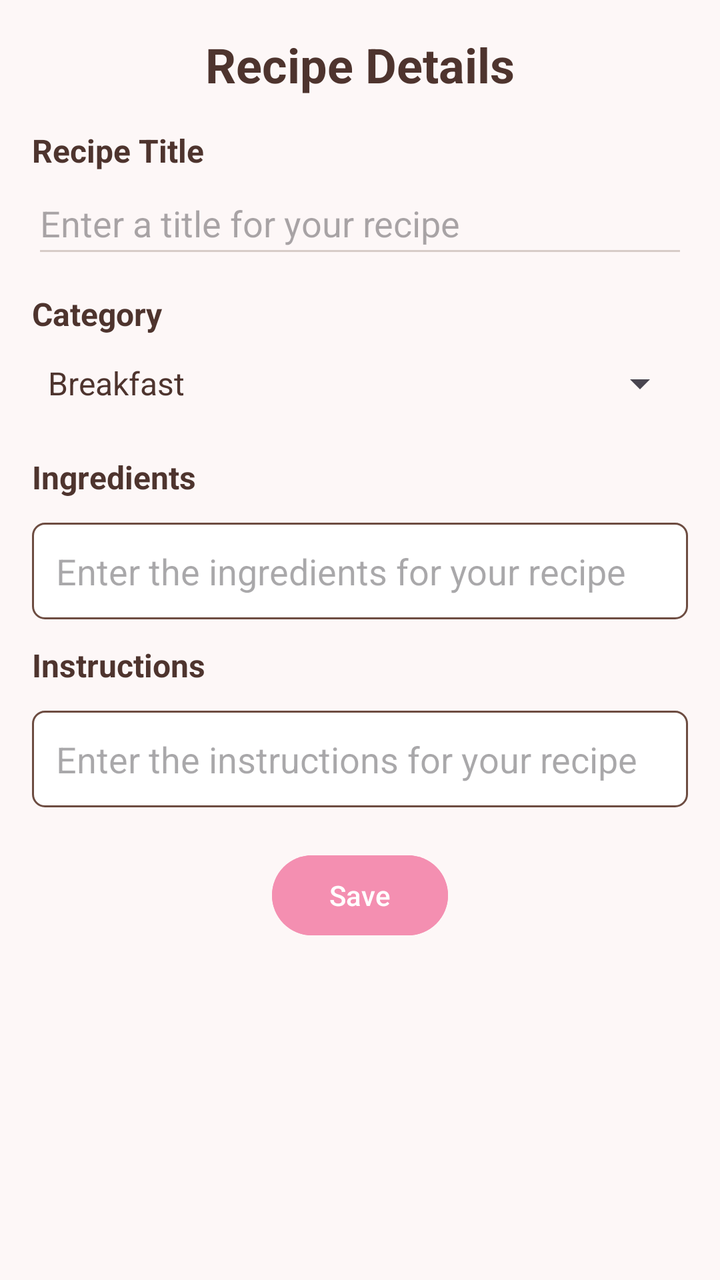
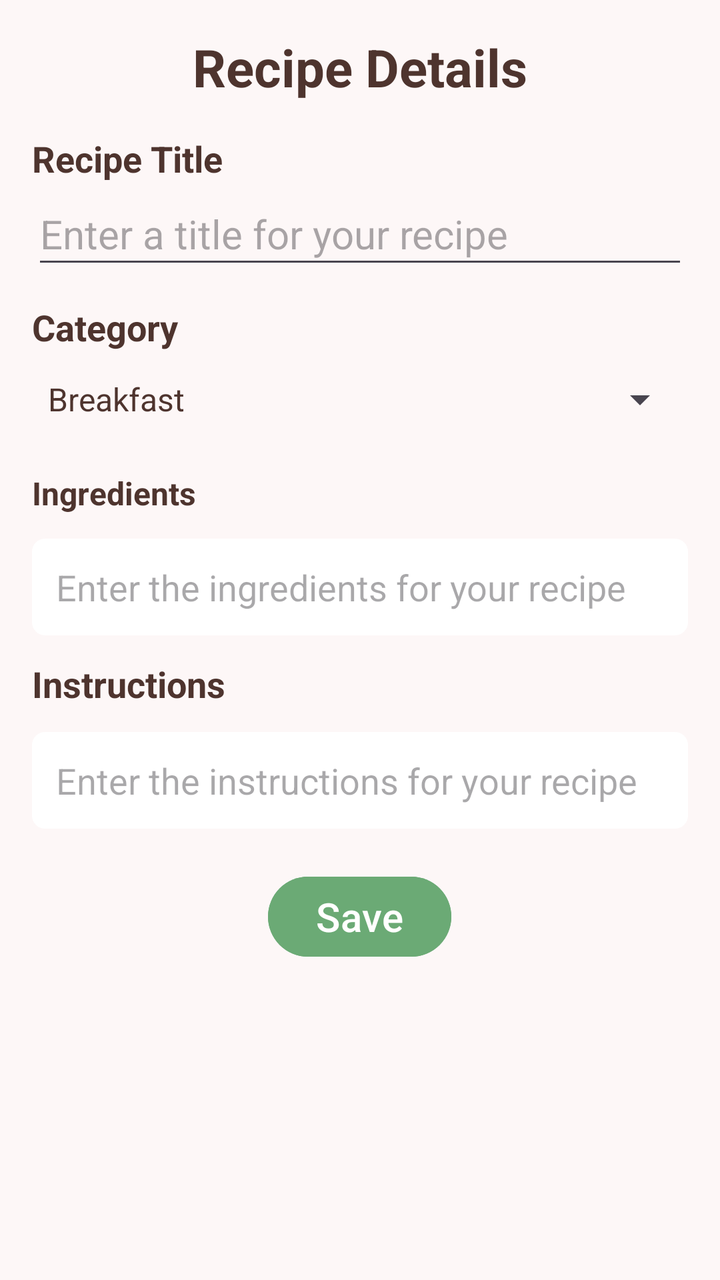

Before-and-after screenshots of an Android layout around one commit, followed by the original layout XML and the change that was made.
<!-- AndroidManifest.xml: application theme Theme.CulinaryCompanion -->
<!-- res/layout/edit_recipe.xml -->
<?xml version="1.0" encoding="utf-8"?>
<layout xmlns:android="http://schemas.android.com/apk/res/android">

    <ScrollView
        android:background="@color/colorBackground"
        android:layout_width="match_parent"
        android:layout_height="match_parent"
        android:fitsSystemWindows="true">

        <LinearLayout
            android:orientation="vertical"
            android:padding="16dp"
            android:layout_width="match_parent"
            android:layout_height="wrap_content">

            <TextView
                android:id="@+id/text_recipe_details"
                android:text="@string/recipe_details"
                android:textSize="24sp"
                android:textStyle="bold"
                android:textColor="@color/colorTextPrimary"
                android:gravity="center_horizontal"
                android:layout_gravity="center_horizontal"
                android:layout_width="match_parent"
                android:layout_height="wrap_content"
                android:layout_marginBottom="16dp"/>

            <TextView
                android:text="@string/recipe_title"
                android:textSize="16sp"
                android:textStyle="bold"
                android:textColor="@color/colorTextPrimary"
                android:layout_width="wrap_content"
                android:layout_height="wrap_content" />

            <EditText
                android:id="@+id/edit_title"
                android:hint="@string/recipe_title_hint"
                android:textColor="@color/colorTextPrimary"
                android:backgroundTint="@color/colorSecondary"
                android:minHeight="48dp"
                android:layout_width="match_parent"
                android:layout_height="wrap_content"
                android:layout_marginBottom="12dp"
                android:inputType="text"
                android:importantForAutofill="no"/>

            <TextView
                android:text="@string/category"
                android:textSize="16sp"
                android:textStyle="bold"
                android:textColor="@color/colorTextPrimary"
                android:layout_width="wrap_content"
                android:layout_height="wrap_content" />

            <Spinner
                android:id="@+id/spinner_category"
                android:layout_width="match_parent"
                android:layout_height="wrap_content"
                android:entries="@array/recipe_categories"
                android:minHeight="48dp"
                android:layout_marginBottom="12dp"/>

            <TextView
                android:text="@string/ingredients"
                android:textSize="16sp"
                android:textStyle="bold"
                android:textColor="@color/colorTextPrimary"
                android:layout_width="wrap_content"
                android:layout_height="wrap_content" />

            <EditText
                android:id="@+id/edit_ingredients"
                android:hint="@string/ingredients_hint"
                android:textColor="@color/colorTextPrimary"
                android:background="@drawable/edittext_box"
                android:padding="12dp"
                android:layout_width="match_parent"
                android:layout_height="wrap_content"
                android:layout_marginTop="12dp"
                android:layout_marginBottom="12dp"
                android:inputType="text"
                android:importantForAutofill="no"/>

            <TextView
                android:text="@string/instructions"
                android:textSize="16sp"
                android:textStyle="bold"
                android:textColor="@color/colorTextPrimary"
                android:layout_width="wrap_content"
                android:layout_height="wrap_content"/>

            <EditText
                android:id="@+id/edit_instructions"
                android:hint="@string/instructions_hint"
                android:textColor="@color/colorTextPrimary"
                android:background="@drawable/edittext_box"
                android:padding="12dp"
                android:layout_width="match_parent"
                android:layout_height="wrap_content"
                android:layout_marginTop="12dp"
                android:layout_marginBottom="20dp"
                android:inputType="text"
                android:importantForAutofill="no"/>

            <Button
                android:id="@+id/button_save"
                android:text="@string/save"
                android:textColor="@android:color/white"
                android:backgroundTint="@color/colorAccent"
                android:layout_width="wrap_content"
                android:layout_gravity="center_horizontal"
                android:layout_height="wrap_content"/>

        </LinearLayout>
    </ScrollView>

</layout>
<!-- resources referenced by this layout -->
<resources>
  <string-array name="recipe_categories">
          <item>Breakfast</item>
          <item>Brunch</item>
          <item>Lunch</item>
          <item>Dinner</item>
          <item>Desserts</item>
          <item>Other</item>
      </string-array>
  <color name="colorAccent">#F48FB1</color>
  <color name="colorBackground">#FDF7F7</color>
  <color name="colorSecondary">#D7CCC8</color>
  <color name="colorTextPrimary">#4E342E</color>
  <!-- drawable edittext_box (drawable) -->
  <?xml version="1.0" encoding="utf-8"?>
  <shape xmlns:android="http://schemas.android.com/apk/res/android">
      <solid android:color="@color/colorSurface"/>
      <stroke android:width="1dp" android:color="@color/colorTextSecondary"/>
      <corners android:radius="6dp"/>
      <padding android:left="8dp" android:top="8dp" android:right="8dp" android:bottom="8dp"/>
  </shape>
  <string name="category">Category</string>
  <string name="ingredients">Ingredients</string>
  <string name="ingredients_hint">Enter the ingredients for your recipe</string>
  <string name="instructions">Instructions</string>
  <string name="instructions_hint">Enter the instructions for your recipe</string>
  <string name="recipe_details">Recipe Details</string>
  <string name="recipe_title">Recipe Title</string>
  <string name="recipe_title_hint">Enter a title for your recipe</string>
  <string name="save">Save</string>
  <style name="Theme.CulinaryCompanion" parent="Base.Theme.CulinaryCompanion" />
  <color name="colorSurface">#FFFFFF</color>
  <color name="colorTextSecondary">#6D4C41</color>
  <style name="Base.Theme.CulinaryCompanion" parent="Theme.Material3.DayNight.NoActionBar">
          
          
          
          <item name="colorPrimary">@color/colorPrimary</item>
          <item name="colorPrimaryVariant">@color/colorPrimaryVariant</item>
          <item name="colorOnPrimary">@android:color/white</item>
  
          <item name="colorSecondary">@color/colorSecondary</item>
          <item name="colorSecondaryVariant">@color/colorSecondaryVariant</item>
          <item name="colorOnSecondary">@android:color/black</item>
  
          <item name="colorAccent">@color/colorAccent</item>
  
          <item name="android:windowBackground">@color/colorBackground</item>
          <item name="colorSurface">@color/colorSurface</item>
          <item name="colorOnSurface">@color/colorTextPrimary</item>
  
          <item name="android:textColor">@color/colorTextPrimary</item>
      </style>
  <color name="colorPrimary">#B06B77</color>
  <color name="colorPrimaryVariant">#8D4A57</color>
  <color name="colorSecondaryVariant">#A1887F</color>
</resources>

<!-- the commit's change to res/layout/edit_recipe.xml (unified diff, before → after) -->
@@ -16,7 +16,7 @@
             <TextView
                 android:id="@+id/text_recipe_details"
                 android:text="@string/recipe_details"
-                android:textSize="24sp"
+                android:textSize="26sp"
                 android:textStyle="bold"
                 android:textColor="@color/colorTextPrimary"
                 android:gravity="center_horizontal"
@@ -27,7 +27,7 @@
 
             <TextView
                 android:text="@string/recipe_title"
-                android:textSize="16sp"
+                android:textSize="18sp"
                 android:textStyle="bold"
                 android:textColor="@color/colorTextPrimary"
                 android:layout_width="wrap_content"
@@ -37,7 +37,7 @@
                 android:id="@+id/edit_title"
                 android:hint="@string/recipe_title_hint"
                 android:textColor="@color/colorTextPrimary"
-                android:backgroundTint="@color/colorSecondary"
+                android:textSize="20sp"
                 android:minHeight="48dp"
                 android:layout_width="match_parent"
                 android:layout_height="wrap_content"
@@ -47,7 +47,7 @@
 
             <TextView
                 android:text="@string/category"
-                android:textSize="16sp"
+                android:textSize="18sp"
                 android:textStyle="bold"
                 android:textColor="@color/colorTextPrimary"
                 android:layout_width="wrap_content"
@@ -74,6 +74,7 @@
                 android:hint="@string/ingredients_hint"
                 android:textColor="@color/colorTextPrimary"
                 android:background="@drawable/edittext_box"
+                android:textSize="18sp"
                 android:padding="12dp"
                 android:layout_width="match_parent"
                 android:layout_height="wrap_content"
@@ -84,7 +85,7 @@
 
             <TextView
                 android:text="@string/instructions"
-                android:textSize="16sp"
+                android:textSize="18sp"
                 android:textStyle="bold"
                 android:textColor="@color/colorTextPrimary"
                 android:layout_width="wrap_content"
@@ -95,6 +96,7 @@
                 android:hint="@string/instructions_hint"
                 android:textColor="@color/colorTextPrimary"
                 android:background="@drawable/edittext_box"
+                android:textSize="18sp"
                 android:padding="12dp"
                 android:layout_width="match_parent"
                 android:layout_height="wrap_content"
@@ -106,8 +108,9 @@
             <Button
                 android:id="@+id/button_save"
                 android:text="@string/save"
-                android:textColor="@android:color/white"
-                android:backgroundTint="@color/colorAccent"
+                android:textColor="@color/colorTextSecondary"
+                android:backgroundTint="@color/colorSave"
+                android:textSize="20sp"
                 android:layout_width="wrap_content"
                 android:layout_gravity="center_horizontal"
                 android:layout_height="wrap_content"/>
<!-- resource entries referenced after the edit -->
@@ -8,14 +8,13 @@
           <item>Desserts</item>
           <item>Other</item>
       </string-array>
-  <color name="colorAccent">#F48FB1</color>
   <color name="colorBackground">#FDF7F7</color>
-  <color name="colorSecondary">#D7CCC8</color>
+  <color name="colorSave">#6BAA75</color>
   <color name="colorTextPrimary">#4E342E</color>
   <!-- drawable edittext_box (drawable) -->
   <?xml version="1.0" encoding="utf-8"?>
   <shape xmlns:android="http://schemas.android.com/apk/res/android">
-      <solid android:color="@color/colorSurface"/>
+      <solid android:color="@color/colorTextSecondary"/>
       <stroke android:width="1dp" android:color="@color/colorTextSecondary"/>
       <corners android:radius="6dp"/>
       <padding android:left="8dp" android:top="8dp" android:right="8dp" android:bottom="8dp"/>
@@ -30,30 +29,25 @@
   <string name="recipe_title_hint">Enter a title for your recipe</string>
   <string name="save">Save</string>
   <style name="Theme.CulinaryCompanion" parent="Base.Theme.CulinaryCompanion" />
-  <color name="colorSurface">#FFFFFF</color>
-  <color name="colorTextSecondary">#6D4C41</color>
+  <color name="colorTextSecondary">#FFFFFF</color>
   <style name="Base.Theme.CulinaryCompanion" parent="Theme.Material3.DayNight.NoActionBar">
           
           
           
-          <item name="colorPrimary">@color/colorPrimary</item>
-          <item name="colorPrimaryVariant">@color/colorPrimaryVariant</item>
-          <item name="colorOnPrimary">@android:color/white</item>
+          
+          <item name="colorPrimary">@color/colorButton</item> 
+          <item name="colorOnPrimary">@color/colorTextSecondary</item> 
   
-          <item name="colorSecondary">@color/colorSecondary</item>
-          <item name="colorSecondaryVariant">@color/colorSecondaryVariant</item>
-          <item name="colorOnSecondary">@android:color/black</item>
+          <item name="colorSecondary">@color/colorSave</item> 
+          <item name="colorOnSecondary">@color/colorTextSecondary</item> 
   
-          <item name="colorAccent">@color/colorAccent</item>
-  
+          
           <item name="android:windowBackground">@color/colorBackground</item>
-          <item name="colorSurface">@color/colorSurface</item>
           <item name="colorOnSurface">@color/colorTextPrimary</item>
   
+          
           <item name="android:textColor">@color/colorTextPrimary</item>
       </style>
-  <color name="colorPrimary">#B06B77</color>
-  <color name="colorPrimaryVariant">#8D4A57</color>
-  <color name="colorSecondaryVariant">#A1887F</color>
+  <color name="colorButton">#E26998</color>
 </resources>
 
